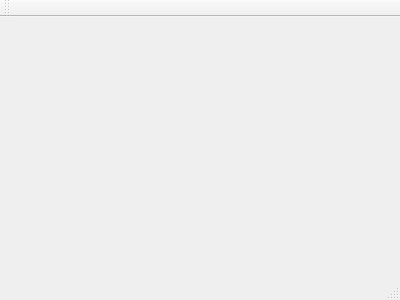
First picture: the form in Qt/QDH/mainwindow.ui, repository gpistoni/DomoticHome, before the edit.
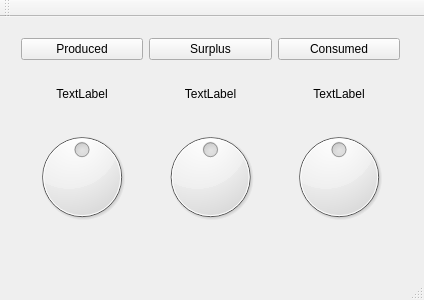
Second picture: the form after the edit.

Patch:
```diff
--- a/Qt/QDH/mainwindow.ui
+++ b/Qt/QDH/mainwindow.ui
@@ -1,24 +1,151 @@
 <ui version="4.0">
  <class>MainWindow</class>
- <widget class="QMainWindow" name="MainWindow" >
-  <property name="geometry" >
+ <widget class="QMainWindow" name="MainWindow">
+  <property name="geometry">
    <rect>
     <x>0</x>
     <y>0</y>
-    <width>400</width>
+    <width>424</width>
     <height>300</height>
    </rect>
   </property>
   <property name="windowTitle" >
    <string>MainWindow</string>
   </property>
-  <widget class="QMenuBar" name="menuBar" />
-  <widget class="QToolBar" name="mainToolBar" />
-  <widget class="QWidget" name="centralWidget" />
-  <widget class="QStatusBar" name="statusBar" />
+  <widget class="QWidget" name="centralWidget">
+   <widget class="QWidget" name="gridLayoutWidget">
+    <property name="geometry">
+     <rect>
+      <x>10</x>
+      <y>10</y>
+      <width>401</width>
+      <height>211</height>
+     </rect>
+    </property>
+    <layout class="QGridLayout" name="gridLayout">
+     <item row="2" column="1">
+      <widget class="QDial" name="dial_S">
+       <property name="minimum">
+        <number>-16</number>
+       </property>
+       <property name="maximum">
+        <number>16</number>
+       </property>
+      </widget>
+     </item>
+     <item row="0" column="1">
+      <widget class="QPushButton" name="pushButton_3">
+       <property name="text">
+        <string>Surplus</string>
+       </property>
+      </widget>
+     </item>
+     <item row="2" column="0">
+      <widget class="QDial" name="dial_P">
+       <property name="autoFillBackground">
+        <bool>false</bool>
+       </property>
+       <property name="minimum">
+        <number>-16</number>
+       </property>
+       <property name="maximum">
+        <number>16</number>
+       </property>
+       <property name="value">
+        <number>0</number>
+       </property>
+       <property name="sliderPosition">
+        <number>0</number>
+       </property>
+       <property name="orientation">
+        <enum>Qt::Horizontal</enum>
+       </property>
+       <property name="invertedAppearance">
+        <bool>false</bool>
+       </property>
+      </widget>
+     </item>
+     <item row="2" column="2">
+      <widget class="QDial" name="dial_C">
+       <property name="minimum">
+        <number>-16</number>
+       </property>
+       <property name="maximum">
+        <number>16</number>
+       </property>
+      </widget>
+     </item>
+     <item row="0" column="0">
+      <widget class="QPushButton" name="pushButton">
+       <property name="text">
+        <string>Produced</string>
+       </property>
+      </widget>
+     </item>
+     <item row="0" column="2">
+      <widget class="QPushButton" name="pushButton_2">
+       <property name="text">
+        <string>Consumed</string>
+       </property>
+      </widget>
+     </item>
+     <item row="1" column="0">
+      <widget class="QLabel" name="label_P">
+       <property name="text">
+        <string>TextLabel</string>
+       </property>
+       <property name="alignment">
+        <set>Qt::AlignCenter</set>
+       </property>
+      </widget>
+     </item>
+     <item row="1" column="1">
+      <widget class="QLabel" name="label_S">
+       <property name="text">
+        <string>TextLabel</string>
+       </property>
+       <property name="alignment">
+        <set>Qt::AlignCenter</set>
+       </property>
+      </widget>
+     </item>
+     <item row="1" column="2">
+      <widget class="QLabel" name="label_C">
+       <property name="layoutDirection">
+        <enum>Qt::LeftToRight</enum>
+       </property>
+       <property name="text">
+        <string>TextLabel</string>
+       </property>
+       <property name="alignment">
+        <set>Qt::AlignCenter</set>
+       </property>
+      </widget>
+     </item>
+    </layout>
+   </widget>
+  </widget>
+  <widget class="QMenuBar" name="menuBar">
+   <property name="geometry">
+    <rect>
+     <x>0</x>
+     <y>0</y>
+     <width>424</width>
+     <height>22</height>
+    </rect>
+   </property>
+  </widget>
+  <widget class="QToolBar" name="mainToolBar">
+   <attribute name="toolBarArea">
+    <enum>TopToolBarArea</enum>
+   </attribute>
+   <attribute name="toolBarBreak">
+    <bool>false</bool>
+   </attribute>
+  </widget>
+  <widget class="QStatusBar" name="statusBar"/>
  </widget>
- <layoutDefault spacing="6" margin="11" />
- <pixmapfunction></pixmapfunction>
+ <layoutdefault spacing="6" margin="11"/>
  <resources/>
  <connections/>
 </ui>
```
Left out of the diff: 3 changed lines with no effect on the pictures.
